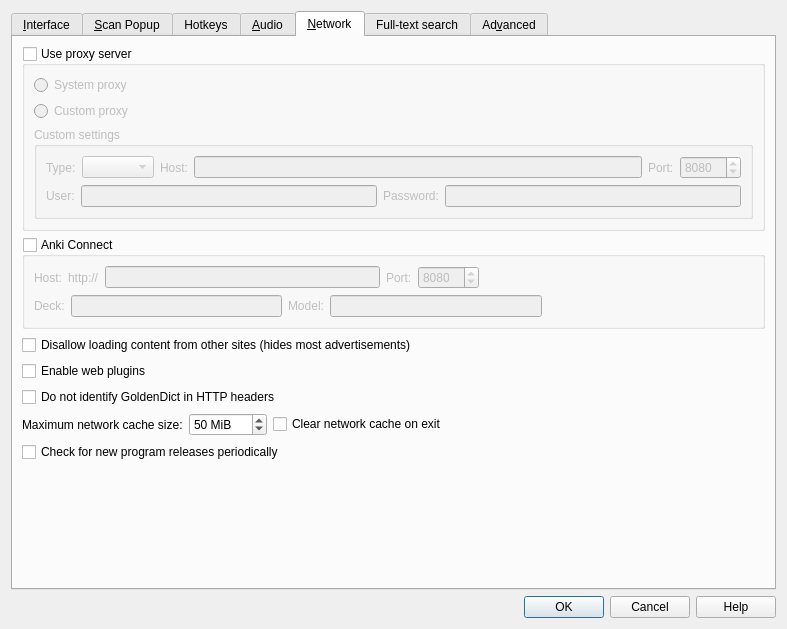
Qt form preferences.ui (xiaoyifang/goldendict-ng) before a commit.
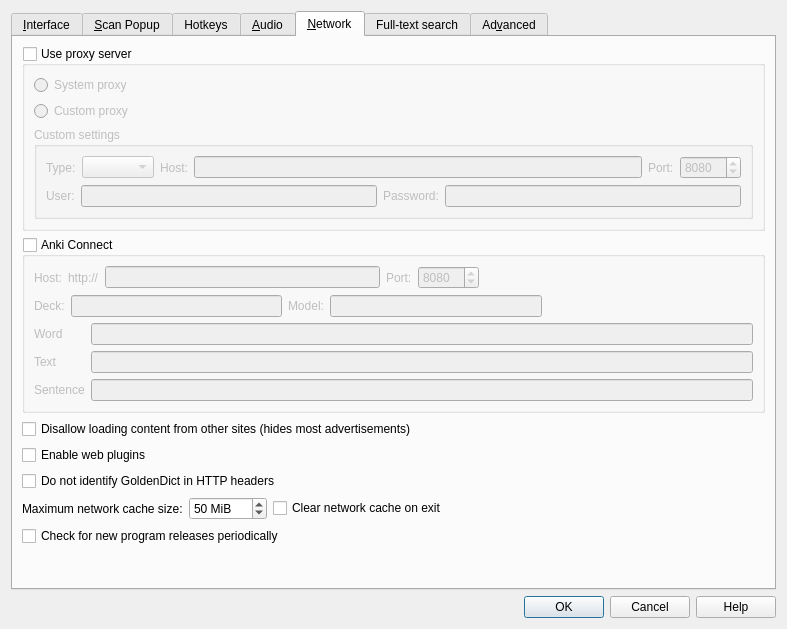
The same form after that commit. The open tabs and pages were chosen to show the change. Icons and pictures are not drawn. Custom widgets are drawn as their Qt base class.

Commit message: allow the user to configure word,text,sentence Anki fields

```diff
--- a/preferences.ui
+++ b/preferences.ui
@@ -1103,6 +1103,40 @@
             </item>
            </layout>
           </item>
+          <item>
+           <layout class="QFormLayout" name="formLayout">
+            <item row="0" column="0">
+             <widget class="QLabel" name="wordLabel">
+              <property name="text">
+               <string>Word</string>
+              </property>
+             </widget>
+            </item>
+            <item row="0" column="1">
+             <widget class="QLineEdit" name="ankiWord"/>
+            </item>
+            <item row="1" column="0">
+             <widget class="QLabel" name="textLabel">
+              <property name="text">
+               <string>Text</string>
+              </property>
+             </widget>
+            </item>
+            <item row="1" column="1">
+             <widget class="QLineEdit" name="ankiText"/>
+            </item>
+            <item row="2" column="0">
+             <widget class="QLabel" name="sentenceLabel">
+              <property name="text">
+               <string>Sentence</string>
+              </property>
+             </widget>
+            </item>
+            <item row="2" column="1">
+             <widget class="QLineEdit" name="ankiSentence"/>
+            </item>
+           </layout>
+          </item>
          </layout>
         </widget>
        </item>
```
The commit also changes 9 other files.
